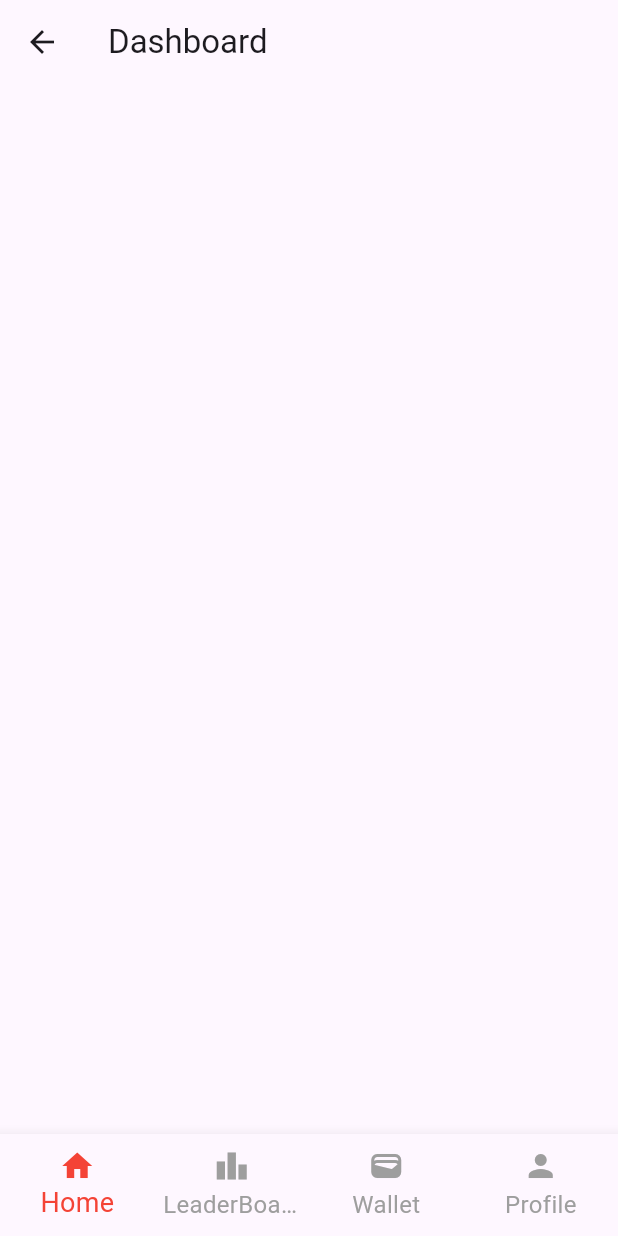
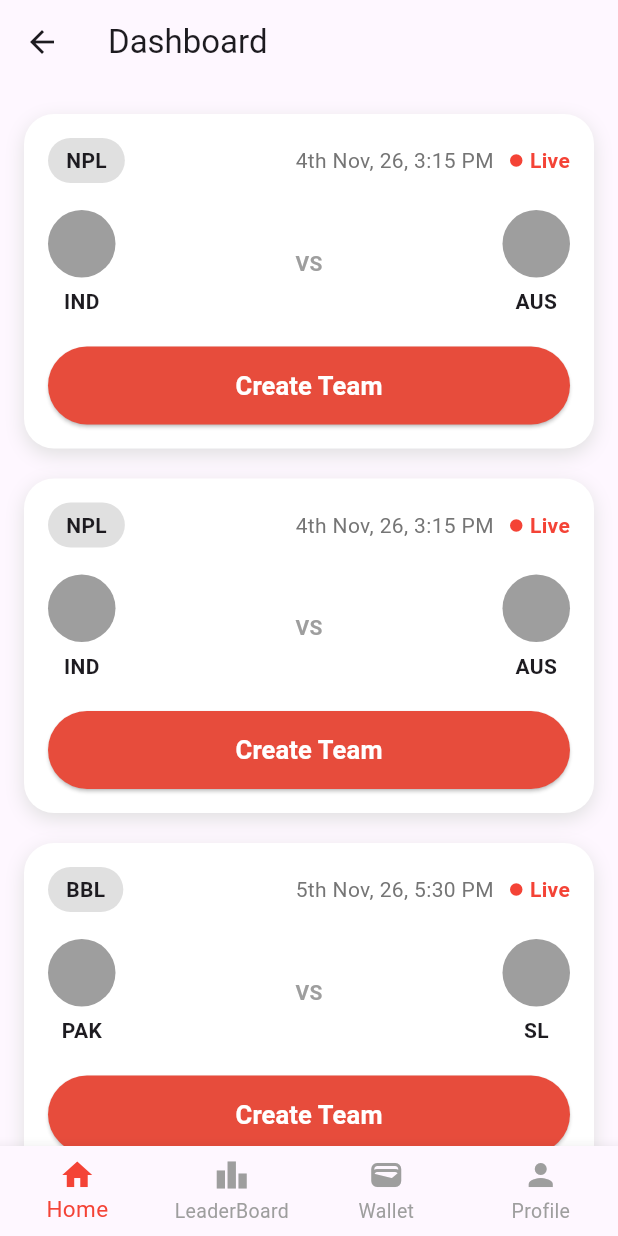
Before and after one commit to Roshan10k/fanup, a Flutter app: the DashboardScreen screen opened directly, on a phone screen of 412 x 824 dp. Run offline on Flutter 3.47's test engine with Material 3 defaults, Android fonts, the phone set to English and light mode, and no system bars; our stand-ins replace font_awesome_flutter; Roboto replaces fonts that are missing (Poppins-Bold, Poppins-SemiBold, assets/fonts/Poppins-Bold.ttf).

Commit message:
creating a match card widget and implementing in dashboard

```diff
--- a/lib/screens/dashboard_screen.dart
+++ b/lib/screens/dashboard_screen.dart
@@ -1,4 +1,6 @@
+import 'package:fanup/widgets/match_card_widget.dart';
 import 'package:flutter/material.dart';
+
 
 class DashboardScreen extends StatelessWidget {
   const DashboardScreen({super.key});
@@ -11,25 +13,64 @@ class DashboardScreen extends StatelessWidget {
       ),
       bottomNavigationBar: BottomNavigationBar(
         type: BottomNavigationBarType.fixed,
-        items: const[
-        BottomNavigationBarItem(icon: Icon(Icons.home),
+        items: const [
+          BottomNavigationBarItem(
+            icon: Icon(Icons.home),
             label: 'Home',
           ),
-        BottomNavigationBarItem(icon: Icon(Icons.leaderboard),
+          BottomNavigationBarItem(
+            icon: Icon(Icons.leaderboard),
             label: 'LeaderBoard',
           ),
-        BottomNavigationBarItem(icon: Icon(Icons.wallet),
+          BottomNavigationBarItem(
+            icon: Icon(Icons.wallet),
             label: 'Wallet',
           ),
-        BottomNavigationBarItem(icon: Icon(Icons.person),
+          BottomNavigationBarItem(
+            icon: Icon(Icons.person),
             label: 'Profile',
           ),
         ],
         unselectedItemColor: Colors.grey,
         selectedItemColor: Colors.red,
-      selectedLabelStyle: TextStyle(fontFamily: "assets/fonts/Poppins-Bold.ttf",fontSize: 18),
-      unselectedLabelStyle: TextStyle(fontFamily: "assets/fonts/Poppins-SemiBold.ttf",fontSize: 16),
-    )
+        selectedLabelStyle: const TextStyle(
+          fontFamily: "Poppins-Bold",
+          fontSize: 15,
+        ),
+        unselectedLabelStyle: const TextStyle(
+          fontFamily: "Poppins-SemiBold",
+          fontSize: 13,
+        ),
+      ),
+      body: SingleChildScrollView(
+        child: Column(
+          children: [
+            const SizedBox(height: 10),
+            MatchCard(
+              league: "NPL",
+              dateTime: "4th Nov, 26, 3:15 PM",
+              teamA: "IND",
+              teamB: "AUS",
+              onCreateTeam: () {},
+            ),
+            MatchCard(
+              league: "NPL",
+              dateTime: "4th Nov, 26, 3:15 PM",
+              teamA: "IND",
+              teamB: "AUS",
+              onCreateTeam: () {},
+            ),
+            MatchCard(
+              league: "BBL",
+              dateTime: "5th Nov, 26, 5:30 PM",
+              teamA: "PAK",
+              teamB: "SL",
+              onCreateTeam: () {},
+            ),
+            const SizedBox(height: 20),
+          ],
+        ),
+      ),
     );
   }
 }
--- /dev/null
+++ b/lib/widgets/match_card_widget.dart
@@ -0,0 +1,152 @@
+import 'package:flutter/material.dart';
+
+class MatchCard extends StatelessWidget {
+  final String league;
+  final String dateTime;
+  final String teamA;
+  final String teamB;
+  final VoidCallback onCreateTeam;
+
+  const MatchCard({
+    super.key,
+    required this.league,
+    required this.dateTime,
+    required this.teamA,
+    required this.teamB,
+    required this.onCreateTeam,
+  });
+
+  @override
+  Widget build(BuildContext context) {
+    return Container(
+      margin: const EdgeInsets.symmetric(vertical: 10, horizontal: 16),
+      padding: const EdgeInsets.all(16),
+      decoration: BoxDecoration(
+        color: Colors.white,
+        borderRadius: BorderRadius.circular(20),
+        boxShadow: [
+          BoxShadow(
+            color: Colors.grey.shade300,
+            blurRadius: 10,
+            offset: const Offset(0, 4),
+          ),
+        ],
+      ),
+      child: Column(
+        children: [
+
+
+          Row(
+            mainAxisAlignment: MainAxisAlignment.spaceBetween,
+            children: [
+
+              // League Badge
+              Container(
+                padding:
+                    const EdgeInsets.symmetric(vertical: 5, horizontal: 12),
+                decoration: BoxDecoration(
+                  color: Colors.grey.shade300,
+                  borderRadius: BorderRadius.circular(20),
+                ),
+                child: Text(
+                  league,
+                  style: const TextStyle(
+                    fontWeight: FontWeight.bold,
+                  ),
+                ),
+              ),
+
+              // Date + Live indicator
+              Row(
+                children: [
+                  Text(
+                    dateTime,
+                    style: TextStyle(
+                      color: Colors.grey.shade600,
+                    ),
+                  ),
+                  const SizedBox(width: 10),
+                  const Icon(Icons.circle, color: Colors.red, size: 10),
+                  const SizedBox(width: 4),
+                  const Text(
+                    "Live",
+                    style: TextStyle(
+                      color: Colors.red,
+                      fontWeight: FontWeight.w600,
+                    ),
+                  ),
+                ],
+              ),
+            ],
+          ),
+
+          const SizedBox(height: 18),
+
+          ///Teams Row
+          Row(
+            mainAxisAlignment: MainAxisAlignment.spaceBetween,
+            children: [
+              _teamColumn(teamA),
+              const Text(
+                "VS",
+                style: TextStyle(
+                  fontWeight: FontWeight.bold,
+                  color: Colors.grey,
+                ),
+              ),
+              _teamColumn(teamB),
+            ],
+          ),
+
+          const SizedBox(height: 20),
+
+          /// CREATE TEAM BUTTON
+          SizedBox(
+            width: double.infinity,
+            child: ElevatedButton(
+              onPressed: onCreateTeam,
+              style: ElevatedButton.styleFrom(
+                backgroundColor: const Color(0xFFE74C3C),
+                padding: const EdgeInsets.symmetric(vertical: 14),
+                shape: RoundedRectangleBorder(
+                  borderRadius: BorderRadius.circular(30),
+                ),
+              ),
+              child: const Text(
+                "Create Team",
+                style: TextStyle(
+                  fontWeight: FontWeight.bold,
+                  fontSize: 17,
+                  color: Colors.white,
+                ),
+              ),
+            ),
+          )
+        ],
+      ),
+    );
+  }
+
+  /// Small Team Widget
+  Widget _teamColumn(String teamName) {
+    return Column(
+      children: [
+        Container(
+          height: 45,
+          width: 45,
+          decoration: const BoxDecoration(
+            color: Colors.grey,
+            shape: BoxShape.circle,
+          ),
+        ),
+        const SizedBox(height: 6),
+        Text(
+          teamName,
+          style: const TextStyle(
+            fontWeight: FontWeight.bold,
+          ),
+        )
+      ],
+    );
+  }
+}
```
Lines whose indentation alone changed are shown as unchanged.
